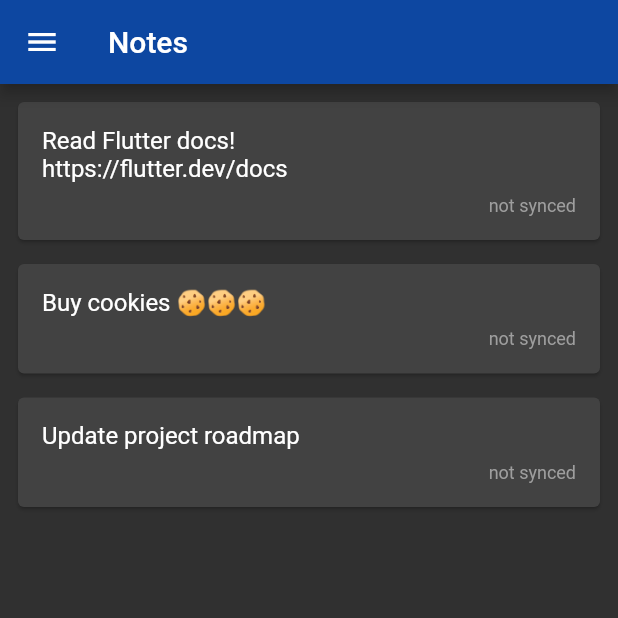
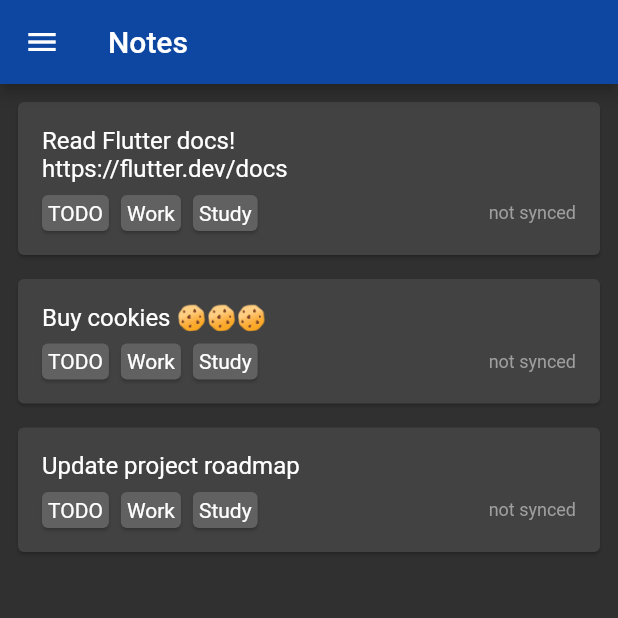
Before and after one commit to Nikolay-Ra/librenotes-mobile, a Flutter app: the NotesScreen screen opened by its route, on a phone screen of 412 x 824 dp, the top half of it. Run offline on Flutter 3.47's test engine with Material 2 defaults, Android fonts, the phone set to English and light mode, and no system bars.

Commit message:
add tags to note card widget

```diff
--- a/lib/widgets/note_card.dart
+++ b/lib/widgets/note_card.dart
@@ -1,5 +1,6 @@
 import 'package:flutter/material.dart';
 import 'package:librenotes/models/note.dart';
+import 'package:librenotes/widgets/tag.dart';
 
 class NoteCard extends StatelessWidget {
   static const textStyle = TextStyle(fontSize: 16);
@@ -29,8 +30,17 @@ class NoteCard extends StatelessWidget {
               Padding(
                 padding: EdgeInsets.only(top: 8),
                 child: Row(
-                  mainAxisAlignment: MainAxisAlignment.end,
+                  mainAxisAlignment: MainAxisAlignment.spaceBetween,
                   children: <Widget>[
+                    Row(
+                      children: <Widget>[
+                        for (var tag in ['TODO', 'Work', 'Study']) // TODO: replace with actual tags
+                        Padding(
+                          padding: EdgeInsets.only(right: 8),
+                          child: Tag(name: tag),
+                        ),
+                      ],
+                    ),
                     Text(
                       'not synced',
                       style: timeStyle,
```
